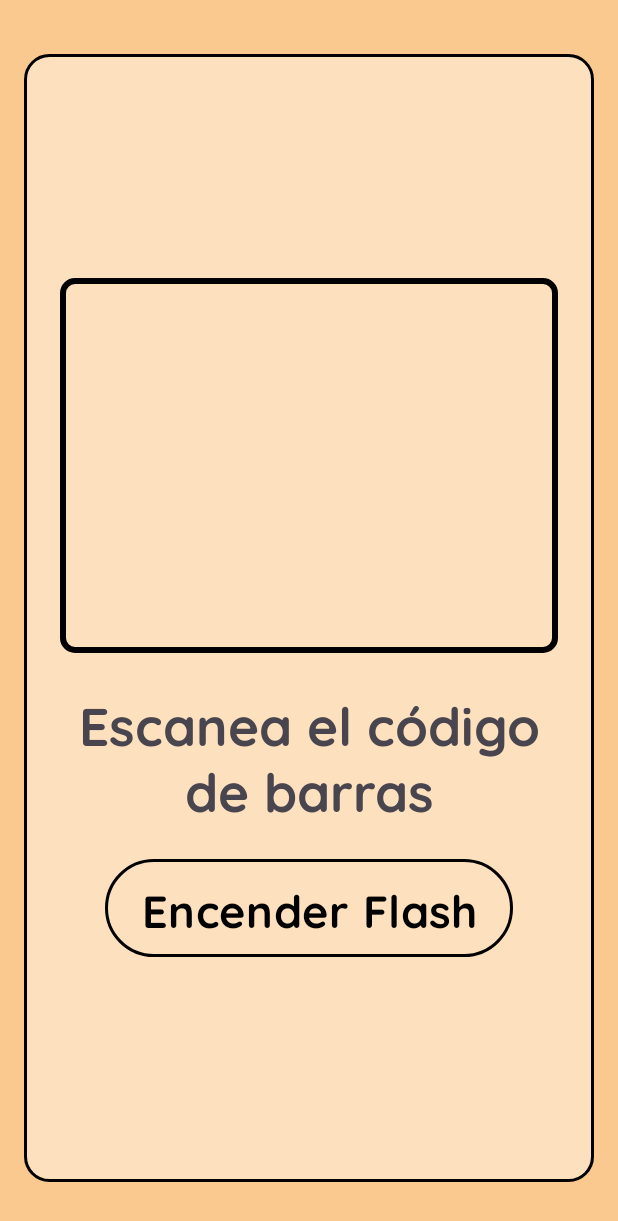
After one commit to Leczzz/TFG_Wakkey, an Android app: the ScanActivity screen opened directly, with no data from a screen before it, on a phone screen of 412 x 824 dp. The commit adds this screen. Shown: the top 1221 px of the screen. Run offline under Robolectric (Android 15) with nearby library versions, the light colour scheme and no system bars; libraries missing offline, so code that uses them is left out: com.google.zxing.integration; 6 statements that could not run were skipped.

Commit message:
Logica completada de ScannKkey

```diff
--- a/app/build.gradle.kts
+++ b/app/build.gradle.kts
@@ -45,6 +45,10 @@ dependencies {
     implementation(libs.material)
     implementation(libs.androidx.activity)
     implementation(libs.androidx.constraintlayout)
+
+    implementation (libs.zxing.android.embedded)
+    implementation (libs.androidx.core.ktx.v160)
+
     // Dependencias para pruebas
     testImplementation(libs.junit)
     androidTestImplementation(libs.androidx.junit)
--- a/app/src/main/java/com/tema/wakkey/AlarmReceiver.kt
+++ b/app/src/main/java/com/tema/wakkey/AlarmReceiver.kt
@@ -37,6 +37,7 @@ class AlarmReceiver : BroadcastReceiver() {
             2 -> DespeinaActivity::class.java
             3 -> RestaActivity::class.java
             4 -> SumaActivity::class.java
+            5 -> ScanActivity::class.java
             else -> DetenerAlarmaActivity::class.java
 
         }
--- a/app/src/main/java/com/tema/wakkey/CrearAlarmaActivity.kt
+++ b/app/src/main/java/com/tema/wakkey/CrearAlarmaActivity.kt
@@ -171,6 +171,7 @@ class CrearAlarmaActivity : AppCompatActivity() {
                 }
             }
 
+            // Aquí es donde se inserta tu código para crear el AlarmIntent y PendingIntent
             val alarmIntent = Intent(applicationContext, AlarmReceiver::class.java).apply {
                 putExtra("sonido", sonido)
                 putExtra("idJuego", idJuego)
@@ -221,6 +222,7 @@ class CrearAlarmaActivity : AppCompatActivity() {
                 }
             }
         }
+
     }
 
     // Función para convertir los días activos en texto
--- a/app/src/main/java/com/tema/wakkey/Database/AlarmEntity.kt
+++ b/app/src/main/java/com/tema/wakkey/Database/AlarmEntity.kt
@@ -6,7 +6,7 @@ import androidx.room.PrimaryKey
 
 @Entity(tableName = "alarms")
 data class AlarmEntity(
-    @PrimaryKey(autoGenerate = true) val id: Int = 0,
+    @PrimaryKey(autoGenerate = true) val id: Int = 1,
     val nombre: String,
     val hora: String, // formato HH:mm
     val idJuego: Int,
--- a/app/src/main/java/com/tema/wakkey/JuegosActivity.kt
+++ b/app/src/main/java/com/tema/wakkey/JuegosActivity.kt
@@ -103,7 +103,10 @@ class JuegosActivity : AppCompatActivity() {
                             intent.putExtra("dificultad", dificultadNormalizada)
                             intent
                         }
-
+                        "Scan Kkey" -> {
+                            val intent = Intent(this@JuegosActivity, ScanActivity::class.java)
+                            intent
+                        }
 
                         else -> {
                             val intent = Intent(this@JuegosActivity, DetenerAlarmaActivity::class.java)
--- a/app/src/main/java/com/tema/wakkey/MainActivity.kt
+++ b/app/src/main/java/com/tema/wakkey/MainActivity.kt
@@ -70,7 +70,7 @@ class MainActivity : AppCompatActivity() {
                     JuegoEntity(
                         nombre = "Scan Kkey",
                         descripcion = "Escanéa cualquier código de barras y desactiva la alarma.",
-                        tieneDificultad = true,
+                        tieneDificultad = false,
                         imagenResId = R.drawable.scankkey
                     )
                 )
--- /dev/null
+++ b/app/src/main/res/drawable/scanner_box.xml
@@ -0,0 +1,8 @@
+<?xml version="1.0" encoding="utf-8"?>
+<shape xmlns:android="http://schemas.android.com/apk/res/android">
+    <solid android:color="#00000000"/>
+    <stroke
+        android:color="@color/black"
+        android:width="4dp"/>
+    <corners android:radius="8dp"/>
+</shape>
--- /dev/null
+++ b/app/src/main/res/layout/scankkey_main.xml
@@ -0,0 +1,59 @@
+<?xml version="1.0" encoding="utf-8"?>
+<LinearLayout xmlns:android="http://schemas.android.com/apk/res/android"
+    android:layout_width="match_parent"
+    android:layout_height="match_parent"
+    android:orientation="vertical"
+    android:gravity="center_horizontal"
+    android:padding="16dp">
+
+    <!-- Área de escaneo delimitada -->
+    <LinearLayout
+        android:layout_width="match_parent"
+        android:layout_height="0dp"
+        android:layout_weight="1"
+        android:orientation="vertical"
+        android:background="@drawable/rounder_container"
+        android:padding="24dp"
+        android:layout_marginTop="20dp"
+        android:layout_marginBottom="20dp"
+        android:gravity="center">
+
+        <!-- Contenedor del área para escanear -->
+        <FrameLayout
+            android:id="@+id/scannerContainer"
+            android:layout_width="match_parent"
+            android:layout_gravity="top"
+            android:layout_height="wrap_content">
+
+            <!-- Área delimitada con bordes -->
+            <View
+                android:layout_width="match_parent"
+                android:layout_height="250dp"
+                android:background="@drawable/scanner_box" />  <!-- Esto puede ser una caja delimitadora personalizada -->
+        </FrameLayout>
+
+        <!-- Texto de instrucciones -->
+        <TextView
+            android:layout_width="wrap_content"
+            android:layout_height="wrap_content"
+            android:text="@string/escanea_el_c_digo_de_barras"
+            android:textStyle="bold"
+            android:textSize="35sp"
+            android:gravity="center"
+            android:layout_marginTop="20dp" />
+
+        <Button
+            android:id="@+id/flashButton"
+            android:layout_width="wrap_content"
+            android:layout_height="wrap_content"
+            android:background="@drawable/border_button"
+            android:textSize="30sp"
+            android:textColor="@color/black"
+            android:textStyle="bold"
+            android:text="@string/encender_flash"
+            android:layout_marginTop="20dp"
+            android:layout_gravity="center" />
+    </LinearLayout>
+
+
+</LinearLayout>
--- a/app/src/main/res/values/strings.xml
+++ b/app/src/main/res/values/strings.xml
@@ -62,6 +62,8 @@
     <string name="hora_de_despertarse">¡Hora de despertarse!</string>
     <string name="sopla_en_el_micr_fono_hasta_completar_la_barra">¡¡Sopla en el micrófono hasta completar la barra!!</string>
     <string name="agita_el_m_vil_hasta_despertar_a_kkey">¡¡Agita el móvil hasta despertar a Kkey!!</string>
+    <string name="escanea_el_c_digo_de_barras">Escanea el código de barras</string>
+    <string name="encender_flash">Encender Flash</string>
 
     <string-array name="juegos_array">
         <item>Desactivar Manualmente</item>
```
Also changed, not shown: app/src/main/AndroidManifest.xml (+25 -36 lines), app/src/main/java/com/tema/wakkey/JuegosListActivity.kt (+6 -1 lines), app/src/main/java/com/tema/wakkey/ScanActivity.kt (added, +84 -0 lines), gradle/libs.versions.toml (+8 -0 lines).
